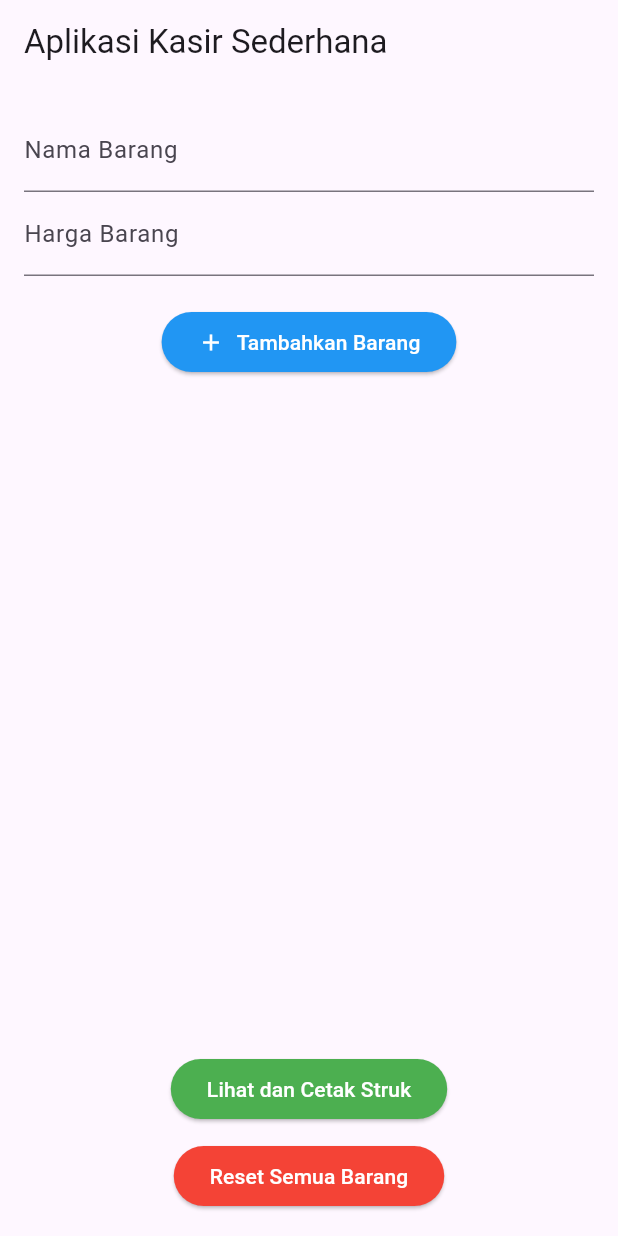
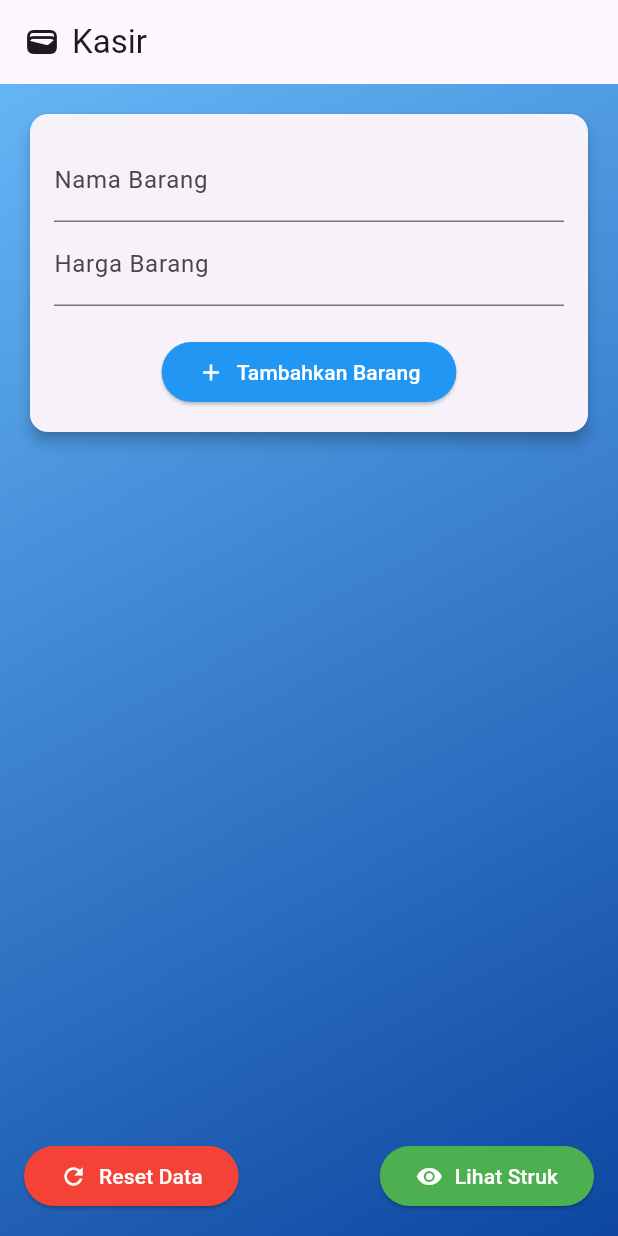
Before and after one commit to muhamadariefr/kasir_app, a Flutter app: the screen it shows after launch, on a phone screen of 412 x 824 dp. Run offline on Flutter 3.47's test engine with Material 3 defaults, Android fonts, the phone set to English and light mode, and no system bars; our stand-ins replace pdf, printing.

Commit message:
add styling

```diff
--- a/lib/main.dart
+++ b/lib/main.dart
@@ -47,8 +47,10 @@ class _KasirHomePageState extends State<KasirHomePage> {
   }
 
   void _editItem(int index) {
-    final TextEditingController editItemController = TextEditingController(text: _items[index]['name']);
-    final TextEditingController editPriceController = TextEditingController(text: _items[index]['price'].toString());
+    final TextEditingController editItemController =
+        TextEditingController(text: _items[index]['name']);
+    final TextEditingController editPriceController =
+        TextEditingController(text: _items[index]['price'].toString());
 
     showDialog(
       context: context,
@@ -200,9 +202,29 @@ class _KasirHomePageState extends State<KasirHomePage> {
   Widget build(BuildContext context) {
     return Scaffold(
       appBar: AppBar(
-        title: Text('Aplikasi Kasir Sederhana'),
+        title: Row(
+          children: [
+            Icon(Icons.wallet), // Icon cashier
+            SizedBox(width: 8), // Spasi antara ikon dan teks
+            Text('Kasir'), // Judul aplikasi
+          ],
         ),
-      body: Padding(
+      ),
+      body: Container(
+        decoration: BoxDecoration(
+          gradient: LinearGradient(
+            colors: [Colors.blue.shade300, Colors.blue.shade900],
+            begin: Alignment.topLeft,
+            end: Alignment.bottomRight,
+          ),
+        ),
+        child: Padding(
+          padding: const EdgeInsets.all(16.0),
+          child: Column(
+            children: [
+              Card(
+                elevation: 4,
+                child: Padding(
                   padding: const EdgeInsets.all(16.0),
                   child: Column(
                     children: [
@@ -219,19 +241,22 @@ class _KasirHomePageState extends State<KasirHomePage> {
                       ElevatedButton(
                         onPressed: _addItem,
                         style: ElevatedButton.styleFrom(
-                backgroundColor: Colors.blue, // Warna latar belakang biru
+                          backgroundColor: Colors.blue,
                         ),
                         child: Row(
                           mainAxisSize: MainAxisSize.min,
                           children: [
-                  Icon(Icons.add,
-                      color: Colors.white), // Ikon plus dengan warna putih
-                  SizedBox(width: 8), // Spasi horizontal antara ikon dan teks
+                            Icon(Icons.add, color: Colors.white),
+                            SizedBox(width: 8),
                             Text(
                               'Tambahkan Barang',
-                    style: TextStyle(color: Colors.white), // Warna teks putih
+                              style: TextStyle(color: Colors.white),
                             ),
                           ],
+                        ),
+                      ),
+                    ],
+                  ),
                 ),
               ),
               SizedBox(height: 20),
@@ -240,7 +265,10 @@ class _KasirHomePageState extends State<KasirHomePage> {
                   itemCount: _items.length,
                   itemBuilder: (ctx, index) {
                     final item = _items[index];
-                  return ListTile(
+                    return Card(
+                      elevation: 4,
+                      margin: EdgeInsets.symmetric(vertical: 4),
+                      child: ListTile(
                         title: Text(item['name']),
                         trailing: Row(
                           mainAxisSize: MainAxisSize.min,
@@ -256,31 +284,54 @@ class _KasirHomePageState extends State<KasirHomePage> {
                             ),
                           ],
                         ),
+                      ),
                     );
                   },
                 ),
               ),
               SizedBox(height: 20),
+              Row(
+                mainAxisAlignment: MainAxisAlignment.spaceBetween,
+                children: [
+                  ElevatedButton(
+                    onPressed: _resetItems,
+                    style:
+                        ElevatedButton.styleFrom(backgroundColor: Colors.red),
+                    child: Row(
+                      mainAxisSize: MainAxisSize.min,
+                      children: [
+                        Icon(Icons.refresh, color: Colors.white), // Ikon reset
+                        SizedBox(
+                            width: 8), // Spasi horizontal antara ikon dan teks
+                        Text(
+                          'Reset Data',
+                          style: TextStyle(color: Colors.white),
+                        ),
+                      ],
+                    ),
+                  ),
                   ElevatedButton(
                     onPressed: _showReceiptDialog,
-              child: Text(
-                'Lihat dan Cetak Struk',
-                style: TextStyle(
-                    color: Colors.white), // Mengatur warna teks menjadi putih
+                    style: ElevatedButton.styleFrom(
+                      backgroundColor: Colors.green,
                     ),
-              style: ElevatedButton.styleFrom(backgroundColor: Colors.green),
-            ),
-            SizedBox(height: 10),
-            ElevatedButton(
-              onPressed: _resetItems,
-              child: Text(
-                'Reset Semua Barang',
-                style: TextStyle(
-                    color: Colors.white), // Mengatur warna teks menjadi putih
-              ),
-              style: ElevatedButton.styleFrom(backgroundColor: Colors.red),
+                    child: Row(
+                      mainAxisSize: MainAxisSize.min,
+                      children: [
+                        Icon(Icons.visibility, color: Colors.white),
+                        SizedBox(
+                            width: 8), // Spasi horizontal antara ikon dan teks
+                        Text(
+                          'Lihat Struk',
+                          style: TextStyle(color: Colors.white),
                         ),
                       ],
+                    ),
+                  ),
+                ],
+              ),
+            ],
+          ),
         ),
       ),
     );
```
Also changed, not shown: 1 other file. Lines whose indentation alone changed are shown as unchanged.
